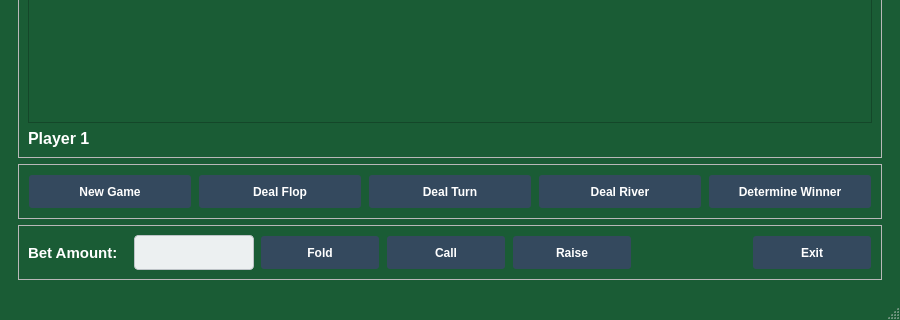
Before: the Qt Designer form mainwindow.ui in BitManipulators/202_PokerGame, drawn with Qt 5; both pictures show x 0 to 900 and y 349 to 669 of the 900 by 669 pixel window.
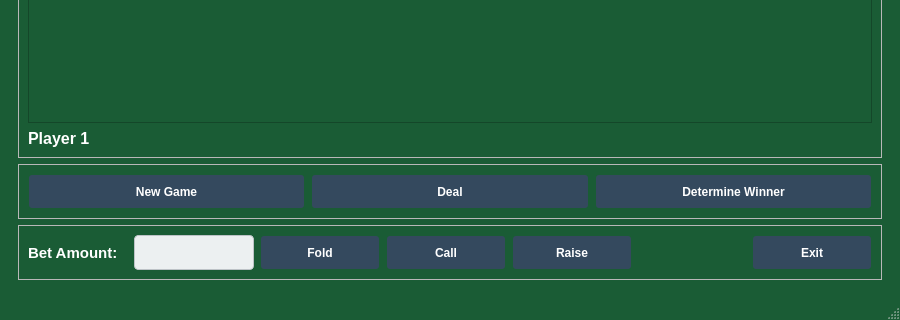
After: the same form once the commit is applied.

Commit message: Removed multiple deal buttons and replaced with single deal button

```diff
--- a/mainwindow.ui
+++ b/mainwindow.ui
@@ -234,33 +234,7 @@
               </size>
              </property>
              <property name="text">
-              <string>Deal Flop</string>
-             </property>
-            </widget>
-           </item>
-           <item>
-            <widget class="QPushButton" name="dealTurnButton">
-             <property name="minimumSize">
-              <size>
-               <width>120</width>
-               <height>35</height>
-              </size>
-             </property>
-             <property name="text">
-              <string>Deal Turn</string>
-             </property>
-            </widget>
-           </item>
-           <item>
-            <widget class="QPushButton" name="dealRiverButton">
-             <property name="minimumSize">
-              <size>
-               <width>120</width>
-               <height>35</height>
-              </size>
-             </property>
-             <property name="text">
-              <string>Deal River</string>
+              <string>Deal</string>
              </property>
             </widget>
            </item>
```
Left out of the diff: 2 changed lines with no effect on the pictures. The commit also changes 2 other files.
